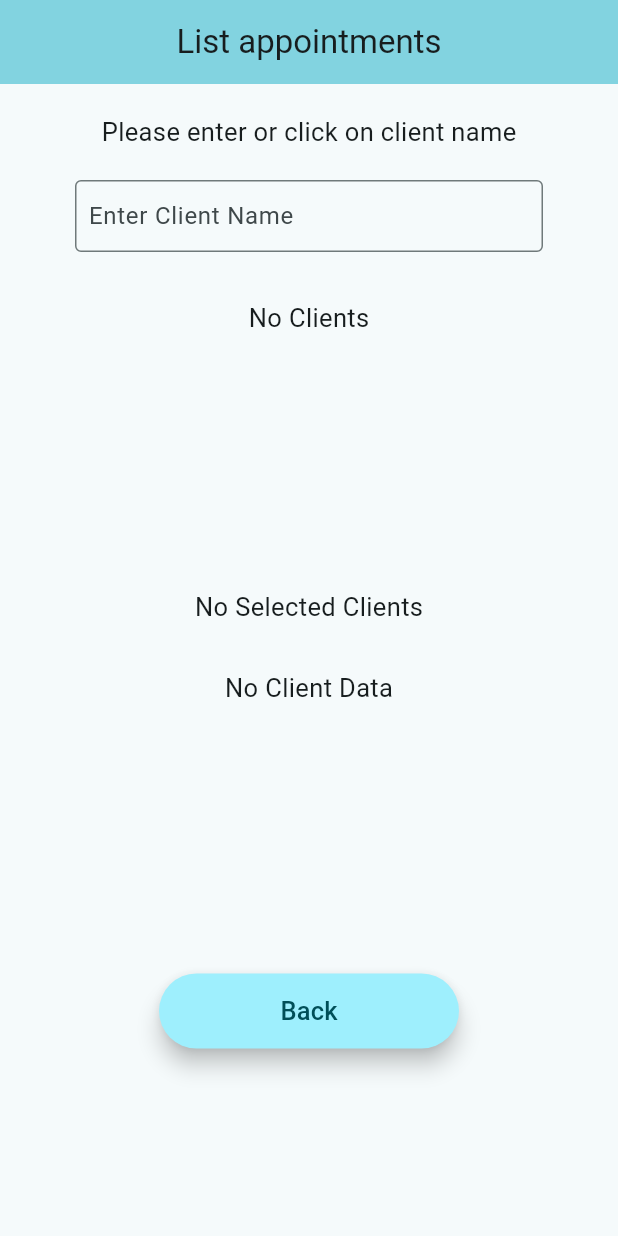
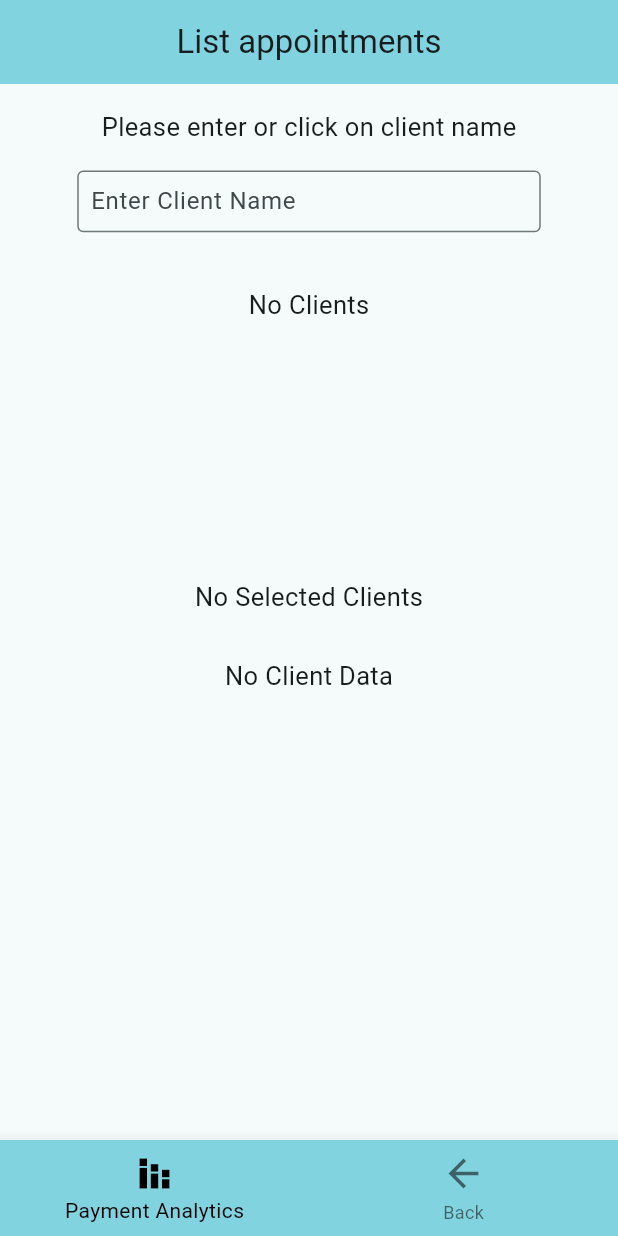
Before and after one commit to FantasyRuinX/Flutter-ManageAppointments, a Flutter app: the ListAppointment screen opened by its route, on a phone screen of 412 x 824 dp. Run offline on Flutter 3.47's test engine with Material 3 defaults, Android fonts, the phone set to English and light mode, and no system bars; our stand-ins replace device_preview, flutter_animate, flutter_local_notifications, get, permission_handler, sqflite and 1 more; missing offline and left inert: flutter_background_service; accounts and stored records are empty.

Commit message:
Updated UI to have dynamic resizing

```diff
--- a/lib/UI/listAppointment.dart
+++ b/lib/UI/listAppointment.dart
@@ -19,6 +19,7 @@ class _ListAppointmentState extends State<ListAppointment> {
   List<Event> _clientsData = [];
   final List<String> _clientNameList = [];
   String _selectedClient = "";
+  int _selectedItem = 0;
   late Size _screenSize = MediaQuery.sizeOf(context);
 
   @override
@@ -37,6 +38,23 @@ class _ListAppointmentState extends State<ListAppointment> {
         if (!_clientNameList.contains(_clientsData[index].name)) {
           _clientNameList.add(_clientsData[index].name);
         }
+      }
+    });
+  }
+
+  void setCurrentItem(
+      BuildContext context, EventViewModel eventViewModel, int index) {
+    //Show Dialog variables
+    setState(() {
+      _selectedItem = index;
+
+      switch (_selectedItem) {
+        case 0:
+          Navigator.pushNamed(context, "/home");
+          break;
+        case 1:
+          Navigator.pushNamed(context, "/home");
+          break;
       }
     });
   }
@@ -80,19 +98,19 @@ class _ListAppointmentState extends State<ListAppointment> {
                           builder: (BuildContext context) {
                             return AlertDialog(
                               shape: RoundedRectangleBorder(
-                                        borderRadius:
-                                        const BorderRadius.all(Radius.circular(4)),
+                                  borderRadius: const BorderRadius.all(
+                                      Radius.circular(4)),
                                   side: BorderSide(
-                                            color: Theme
-                                                .of(context)
-                                                .colorScheme
-                                                .primary,
+                                      color:
+                                          Theme.of(context).colorScheme.primary,
                                       width: 3)),
                               title: Text(tempEvents[index].name),
                               content: Text(
                                   "Location : ${tempEvents[index].location}\nPayment : R${tempEvents[index].rand}\n${tempEvents[index].info}"),
-                                    insetPadding: const EdgeInsets.symmetric(horizontal: 20),
-                                    actionsPadding: const EdgeInsets.symmetric(horizontal: 10,vertical: 10),
+                              insetPadding:
+                                  const EdgeInsets.symmetric(horizontal: 20),
+                              actionsPadding: const EdgeInsets.symmetric(
+                                  horizontal: 10, vertical: 10),
                               actions: [
                                 Row(
                                     mainAxisAlignment:
@@ -107,16 +125,16 @@ class _ListAppointmentState extends State<ListAppointment> {
                                           onPressed: () {
                                             showDialog(
                                                 context: context,
-                                                      builder: (BuildContext
-                                                          context) {
+                                                builder:
+                                                    (BuildContext context) {
                                                   return AlertDialog(
                                                       title: const Text(
                                                           "Removing Event"),
                                                       content: const Text(
                                                           "Are you sure you want to remove this event?"),
                                                       buttonPadding:
-                                                                const EdgeInsets
-                                                                    .all(25),
+                                                          const EdgeInsets.all(
+                                                              25),
                                                       actionsOverflowButtonSpacing:
                                                           1000,
                                                       actionsAlignment:
@@ -130,19 +148,20 @@ class _ListAppointmentState extends State<ListAppointment> {
                                                                 .pop();
                                                           },
                                                           style: const ButtonStyle(
-                                                                    textStyle: WidgetStatePropertyAll(TextStyle(
+                                                              textStyle: WidgetStatePropertyAll(
+                                                                  TextStyle(
                                                                       fontSize:
                                                                           20))),
                                                           child:
-                                                                    const Text(
-                                                                        "No"),
+                                                              const Text("No"),
                                                         ),
                                                         TextButton(
-                                                                  onPressed:
-                                                                      () {
-                                                                    eventViewModel.clearEventDB(
+                                                            onPressed: () {
+                                                              eventViewModel
+                                                                  .clearEventDB(
                                                                       userData:
-                                                                            tempEvents[index]);
+                                                                          tempEvents[
+                                                                              index]);
                                                               loadClients();
                                                               Navigator.of(
                                                                       context)
@@ -152,11 +171,11 @@ class _ListAppointmentState extends State<ListAppointment> {
                                                                   .pop();
                                                             },
                                                             style: const ButtonStyle(
-                                                                      textStyle: WidgetStatePropertyAll(TextStyle(
+                                                                textStyle: WidgetStatePropertyAll(
+                                                                    TextStyle(
                                                                         fontSize:
                                                                             20))),
-                                                                  child:
-                                                                      const Text(
+                                                            child: const Text(
                                                                 "Yes"))
                                                       ]);
                                                 });
@@ -165,28 +184,24 @@ class _ListAppointmentState extends State<ListAppointment> {
                                       TextButton(
                                           onPressed: () {
                                             Navigator.of(context).pop();
-                                                  Navigator.pushNamed(context,
-                                                      "/addAppointments",
-                                                      arguments: <String,
-                                                          dynamic>{
+                                            Navigator.pushNamed(
+                                                context, "/addAppointments",
+                                                arguments: <String, dynamic>{
                                                   "currentEvent":
                                                       tempEvents[index],
-                                                        "updateCurrentEvent":
-                                                            true
+                                                  "updateCurrentEvent": true
                                                 });
                                           },
                                           child: const Text("Change")),
                                       TextButton(
                                           onPressed: () {
                                             Navigator.of(context).pop();
-                                                  Navigator.pushNamed(context,
-                                                      "/addAppointments",
-                                                      arguments: <String,
-                                                          dynamic>{
+                                            Navigator.pushNamed(
+                                                context, "/addAppointments",
+                                                arguments: <String, dynamic>{
                                                   "currentEvent":
                                                       tempEvents[index],
-                                                        "updateCurrentEvent":
-                                                            false
+                                                  "updateCurrentEvent": false
                                                 });
                                           },
                                           child: const Text("Copy")),
@@ -242,8 +257,13 @@ class _ListAppointmentState extends State<ListAppointment> {
 
   @override
   Widget build(BuildContext context) {
+    setState(() {
+      _screenSize = MediaQuery.sizeOf(context);
+    });
+
     return Consumer<EventViewModel>(builder: (context, eventViewModel, child) {
-      return Scaffold(
+      return SafeArea(
+          child: Scaffold(
               appBar: AppBar(
                 backgroundColor: Theme.of(context).colorScheme.inversePrimary,
                 centerTitle: true,
@@ -254,19 +274,21 @@ class _ListAppointmentState extends State<ListAppointment> {
                   child: Column(
                       mainAxisAlignment: MainAxisAlignment.start,
                       children: <Widget>[
-                const SizedBox(height: 20),
-                const Text(
+                    SizedBox(height: _screenSize.height * 0.02),
+                    SizedBox(
+                        height: _screenSize.height * 0.05,
+                        child: const Text(
                             style: TextStyle(fontSize: 17),
-                    "Please enter or click on client name"),
-                const SizedBox(height: 20),
+                            "Please enter or click on client name")),
                     SizedBox(
-                    height: 50,
-                    width: MediaQuery.sizeOf(context).width - 100,
+                        height: _screenSize.width * 0.1,
+                        width: _screenSize.width * 0.75,
                         child: TextField(
                             controller: _txtClientName,
                             onSubmitted: (value) {
                               setState(() {
-                            if (_clientNameList.contains(_txtClientName.text)) {
+                                if (_clientNameList
+                                    .contains(_txtClientName.text)) {
                                   _selectedClient = _txtClientName.text;
                                 }
                               });
@@ -276,28 +298,40 @@ class _ListAppointmentState extends State<ListAppointment> {
                                     vertical: 0.0, horizontal: 5.0),
                                 border: OutlineInputBorder(),
                                 hintText: "Enter Client Name"))),
-                const SizedBox(height: 10),
-                Expanded(
-                    child: SizedBox(height: 180, child: appointmentNameList())),
-                const SizedBox(height: 10),
-                Text(style: const TextStyle(fontSize: 17),
-                    _selectedClient.isEmpty ? "No Selected Clients" : "Selected Client : $_selectedClient"),
-                const SizedBox(height: 10),
-                Expanded(
-                  child: SizedBox(
-                      height: 180, child: appointmentList(eventViewModel))),
-                const SizedBox(height: 20),
+                    SizedBox(height: _screenSize.height * 0.02),
                     SizedBox(
-                    height: 50,
-                    width: 200,
-                    child: FloatingActionButton.large(
-                        child:
-                            const Text(style: TextStyle(fontSize: 17), "Back"),
-                        onPressed: () {
-                          Navigator.pushNamed(context, "/home");
-                        })),
-                const SizedBox(height: 125),
-              ])));
+                        width: _screenSize.width,
+                        height: _screenSize.height * 0.25,
+                        child: appointmentNameList()),
+                    SizedBox(
+                        height: _screenSize.height * 0.05,
+                        child: Center(child : Text(
+                            style: const TextStyle(fontSize: 17),
+                            _selectedClient.isEmpty
+                                ? "No Selected Clients"
+                                : "Selected Client : $_selectedClient"))),
+                    SizedBox(
+                        width: _screenSize.width,
+                        height: _screenSize.height * 0.3,
+                        child: appointmentList(eventViewModel)),
+                  ])),
+              bottomNavigationBar: BottomNavigationBar(
+                items: const <BottomNavigationBarItem>[
+                  BottomNavigationBarItem(
+                      icon: Icon(Icons.stacked_bar_chart),
+                      label: "Payment Analytics"),
+                  BottomNavigationBarItem(
+                      icon: Icon(Icons.arrow_back), label: "Back"),
+                ],
+                currentIndex: _selectedItem,
+                onTap: (i) => setCurrentItem(context, eventViewModel, i),
+                //Show all 4 icons because more than 3 makes it invisible
+                type: BottomNavigationBarType.fixed,
+                //
+                selectedItemColor: Colors.black,
+                backgroundColor: Theme.of(context).colorScheme.inversePrimary,
+                iconSize: 30,
+              )));
     });
   }
 }
```
Lines whose indentation alone changed are shown as unchanged.
